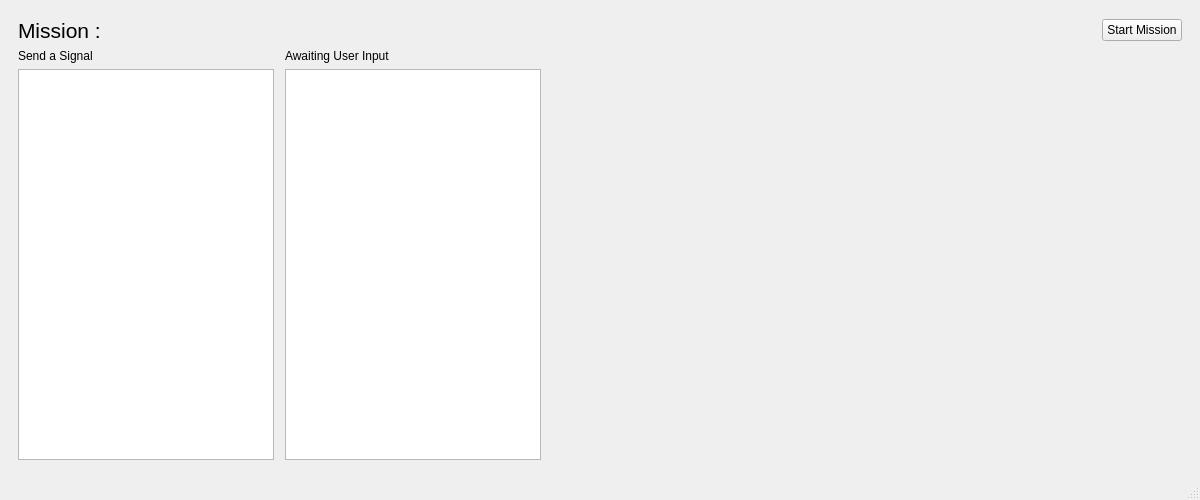
First picture: the form in gui_core/src/main_window.ui, repository jwhtkr/bpmn-robots-gui, before the edit.
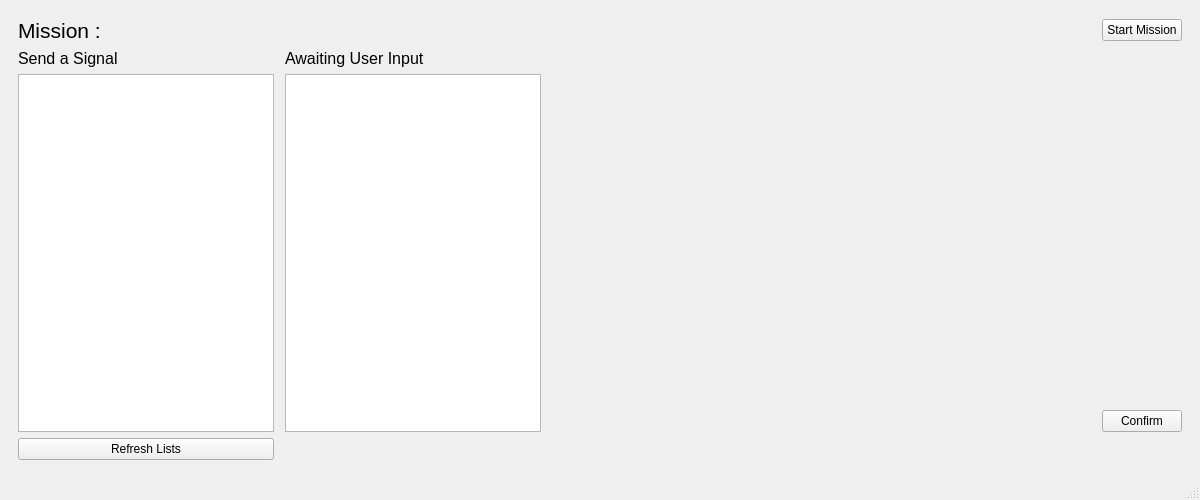
Second picture: the form after the edit.

Commit message: Added basic list views

What changed in the file:
```diff
--- a/gui_core/src/main_window.ui
+++ b/gui_core/src/main_window.ui
@@ -16,7 +16,7 @@
   <widget class="QWidget" name="centralwidget">
    <layout class="QVBoxLayout" name="verticalLayout">
     <item>
-     <widget class="QStackedWidget" name="mainStackedWidget">
+     <widget class="QStackedWidget" name="main_stacked_widget">
       <property name="currentIndex">
        <number>1</number>
       </property>
@@ -213,9 +213,9 @@
           <item row="1" column="0">
            <layout class="QGridLayout" name="gridLayout_3">
             <item row="1" column="2">
-             <widget class="QListWidget" name="userInputList">
+             <widget class="QListView" name="input_list">
               <property name="sizePolicy">
-               <sizepolicy hsizetype="Fixed" vsizetype="Preferred">
+               <sizepolicy hsizetype="Fixed" vsizetype="Expanding">
                 <horstretch>0</horstretch>
                 <verstretch>0</verstretch>
                </sizepolicy>
@@ -223,36 +223,105 @@
              </widget>
             </item>
             <item row="0" column="0">
-             <widget class="QLabel" name="label_2">
+             <widget class="QLabel" name="signal_label">
+              <property name="font">
+               <font>
+                <pointsize>12</pointsize>
+               </font>
+              </property>
               <property name="text">
                <string>Send a Signal</string>
               </property>
              </widget>
             </item>
             <item row="1" column="3">
-             <widget class="QStackedWidget" name="informationStackedWidget">
-              <property name="minimumSize">
-               <size>
-                <width>500</width>
-                <height>0</height>
-               </size>
-              </property>
-              <widget class="QWidget" name="page"/>
-              <widget class="QWidget" name="page_2"/>
-             </widget>
-            </item>
-            <item row="1" column="0">
-             <widget class="QListWidget" name="signalList">
-              <property name="sizePolicy">
-               <sizepolicy hsizetype="Fixed" vsizetype="Preferred">
-                <horstretch>0</horstretch>
-                <verstretch>0</verstretch>
-               </sizepolicy>
-              </property>
-             </widget>
+             <layout class="QVBoxLayout" name="verticalLayout_5">
+              <item>
+               <widget class="QLabel" name="name_of_selected">
+                <property name="font">
+                 <font>
+                  <pointsize>19</pointsize>
+                 </font>
+                </property>
+                <property name="text">
+                 <string/>
+                </property>
+               </widget>
+              </item>
+              <item>
+               <widget class="QLabel" name="description_of_selected">
+                <property name="font">
+                 <font>
+                  <pointsize>12</pointsize>
+                 </font>
+                </property>
+                <property name="text">
+                 <string/>
+                </property>
+               </widget>
+              </item>
+              <item>
+               <layout class="QFormLayout" name="formLayout_2">
+                <item row="0" column="0">
+                 <spacer name="verticalSpacer_5">
+                  <property name="orientation">
+                   <enum>Qt::Vertical</enum>
+                  </property>
+                  <property name="sizeHint" stdset="0">
+                   <size>
+                    <width>20</width>
+                    <height>40</height>
+                   </size>
+                  </property>
+                 </spacer>
+                </item>
+               </layout>
+              </item>
+              <item>
+               <widget class="QLabel" name="prompt_of_selected">
+                <property name="font">
+                 <font>
+                  <pointsize>14</pointsize>
+                 </font>
+                </property>
+                <property name="text">
+                 <string/>
+                </property>
+               </widget>
+              </item>
+              <item>
+               <layout class="QHBoxLayout" name="horizontalLayout_5">
+                <item>
+                 <spacer name="horizontalSpacer_5">
+                  <property name="orientation">
+                   <enum>Qt::Horizontal</enum>
+                  </property>
+                  <property name="sizeHint" stdset="0">
+                   <size>
+                    <width>40</width>
+                    <height>20</height>
+                   </size>
+                  </property>
+                 </spacer>
+                </item>
+                <item>
+                 <widget class="QPushButton" name="confirm_button">
+                  <property name="text">
+                   <string>Confirm</string>
+                  </property>
+                 </widget>
+                </item>
+               </layout>
+              </item>
+             </layout>
             </item>
             <item row="0" column="2">
-             <widget class="QLabel" name="label_3">
+             <widget class="QLabel" name="input_label">
+              <property name="font">
+               <font>
+                <pointsize>12</pointsize>
+               </font>
+              </property>
               <property name="text">
                <string>Awaiting User Input</string>
               </property>
@@ -274,6 +343,23 @@
               </property>
              </spacer>
             </item>
+            <item row="1" column="0">
+             <widget class="QListView" name="signal_list">
+              <property name="sizePolicy">
+               <sizepolicy hsizetype="Fixed" vsizetype="Expanding">
+                <horstretch>0</horstretch>
+                <verstretch>0</verstretch>
+               </sizepolicy>
+              </property>
+             </widget>
+            </item>
+            <item row="2" column="0">
+             <widget class="QPushButton" name="refresh_button">
+              <property name="text">
+               <string>Refresh Lists</string>
+              </property>
+             </widget>
+            </item>
            </layout>
           </item>
          </layout>
```
Left out of the diff: 20 changed lines with no effect on the pictures. The commit also changes 3 other files.
